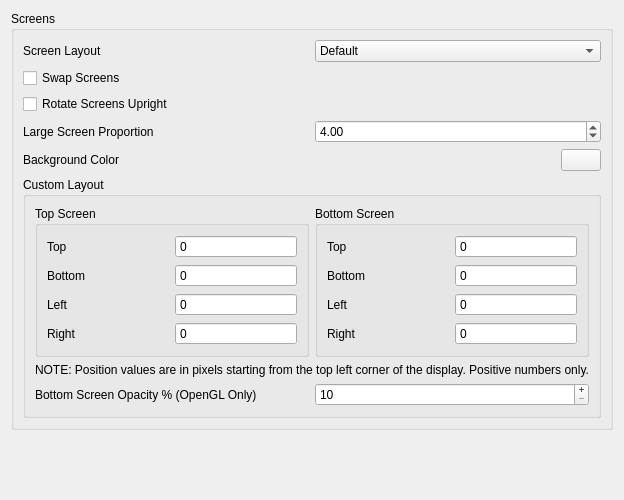
Qt form src/citra_qt/configuration/configure_layout.ui (yeager/Borked3DS) before a commit.
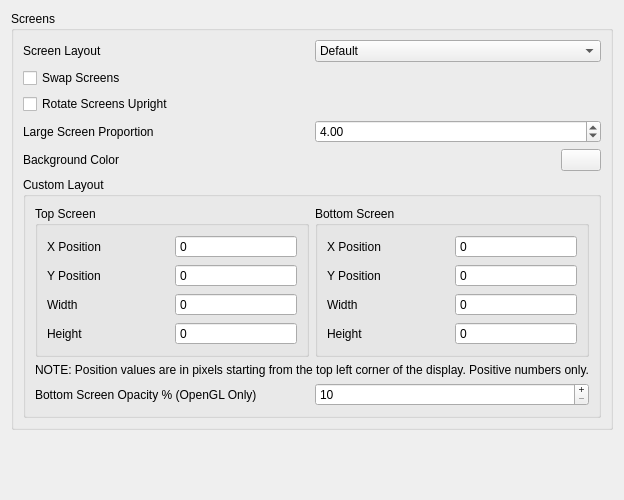
The same form after that commit.

Commit message:
citra_qt: Custom Layout options now uses X, Y, Width Height
Previously used Left, Top, Right, Bottom positions

What changed in the file:
```diff
--- a/src/citra_qt/configuration/configure_layout.ui
+++ b/src/citra_qt/configuration/configure_layout.ui
@@ -197,14 +197,14 @@
               <string>Top Screen</string>
              </property>
              <layout class="QGridLayout" name="gridLayout_2">
-              <item row="2" column="0">
+              <item row="0" column="0">
                <widget class="QLabel" name="lb_top_left">
                 <property name="text">
-                 <string>Left</string>
+                 <string>X Position</string>
                 </property>
                </widget>
               </item>
-              <item row="2" column="1">
+              <item row="0" column="1">
                <widget class="QSpinBox" name="custom_top_left">
                 <property name="buttonSymbols">
                  <enum>QAbstractSpinBox::NoButtons</enum>
@@ -214,14 +214,14 @@
                 </property>
                </widget>
               </item>
-              <item row="0" column="0">
+              <item row="1" column="0">
                <widget class="QLabel" name="lb_top_top">
                 <property name="text">
-                 <string>Top</string>
+                 <string>Y Position</string>
                 </property>
                </widget>
               </item>
-              <item row="0" column="1">
+              <item row="1" column="1">
                <widget class="QSpinBox" name="custom_top_top">
                 <property name="buttonSymbols">
                  <enum>QAbstractSpinBox::NoButtons</enum>
@@ -231,14 +231,14 @@
                 </property>
                </widget>
               </item>
-              <item row="3" column="0">
+              <item row="2" column="0">
                <widget class="QLabel" name="lb_top_right">
                 <property name="text">
-                 <string>Right</string>
+                 <string>Width</string>
                 </property>
                </widget>
               </item>
-              <item row="3" column="1">
+              <item row="2" column="1">
                <widget class="QSpinBox" name="custom_top_right">
                 <property name="buttonSymbols">
                  <enum>QAbstractSpinBox::NoButtons</enum>
@@ -248,14 +248,14 @@
                 </property>
                </widget>
               </item>
-              <item row="1" column="0">
+              <item row="3" column="0">
                <widget class="QLabel" name="lb_top_bottom">
                 <property name="text">
-                 <string>Bottom</string>
+                 <string>Height</string>
                 </property>
                </widget>
               </item>
-              <item row="1" column="1">
+              <item row="3" column="1">
                <widget class="QSpinBox" name="custom_top_bottom">
                 <property name="buttonSymbols">
                  <enum>QAbstractSpinBox::NoButtons</enum>
@@ -280,14 +280,14 @@
               <string>Bottom Screen</string>
              </property>
              <layout class="QGridLayout" name="gridLayout">
-              <item row="2" column="0">
+              <item row="0" column="0">
                <widget class="QLabel" name="lb_bottom_left">
                 <property name="text">
-                 <string>Left</string>
+                 <string>X Position</string>
                 </property>
                </widget>
               </item>
-              <item row="2" column="1">
+              <item row="0" column="1">
                <widget class="QSpinBox" name="custom_bottom_left">
                 <property name="buttonSymbols">
                  <enum>QAbstractSpinBox::NoButtons</enum>
@@ -297,14 +297,14 @@
                 </property>
                </widget>
               </item>
-              <item row="0" column="0">
+              <item row="1" column="0">
                <widget class="QLabel" name="lb_bottom_top">
                 <property name="text">
-                 <string>Top</string>
+                 <string>Y Position</string>
                 </property>
                </widget>
               </item>
-              <item row="0" column="1">
+              <item row="1" column="1">
                <widget class="QSpinBox" name="custom_bottom_top">
                 <property name="buttonSymbols">
                  <enum>QAbstractSpinBox::NoButtons</enum>
@@ -314,14 +314,14 @@
                 </property>
                </widget>
               </item>
-              <item row="3" column="0">
+              <item row="2" column="0">
                <widget class="QLabel" name="lb_bottom_right">
                 <property name="text">
-                 <string>Right</string>
+                 <string>Width</string>
                 </property>
                </widget>
               </item>
-              <item row="3" column="1">
+              <item row="2" column="1">
                <widget class="QSpinBox" name="custom_bottom_right">
                 <property name="buttonSymbols">
                  <enum>QAbstractSpinBox::NoButtons</enum>
@@ -331,14 +331,14 @@
                 </property>
                </widget>
               </item>
-              <item row="1" column="0">
+              <item row="3" column="0">
                <widget class="QLabel" name="lb_bottom_bottom">
                 <property name="text">
-                 <string>Bottom</string>
+                 <string>Height</string>
                 </property>
                </widget>
               </item>
-              <item row="1" column="1">
+              <item row="3" column="1">
                <widget class="QSpinBox" name="custom_bottom_bottom">
                 <property name="buttonSymbols">
                  <enum>QAbstractSpinBox::NoButtons</enum>
```
The commit also changes 1 other file.
